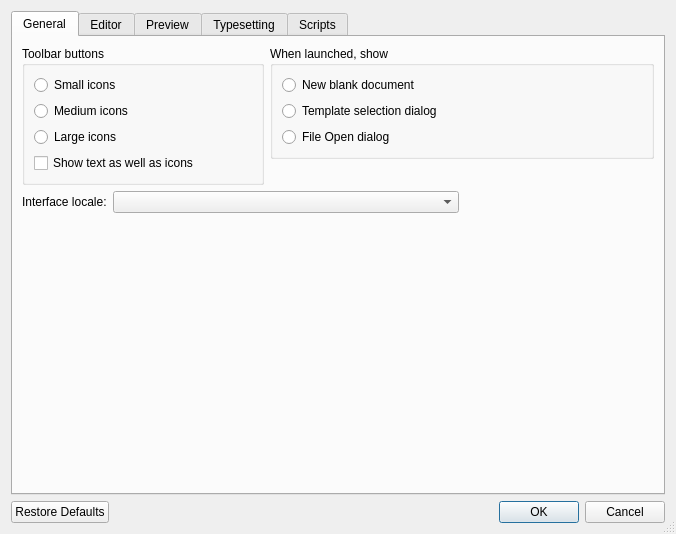
debian-tex/texworks, file src/PrefsDialog.ui: the form before one commit.
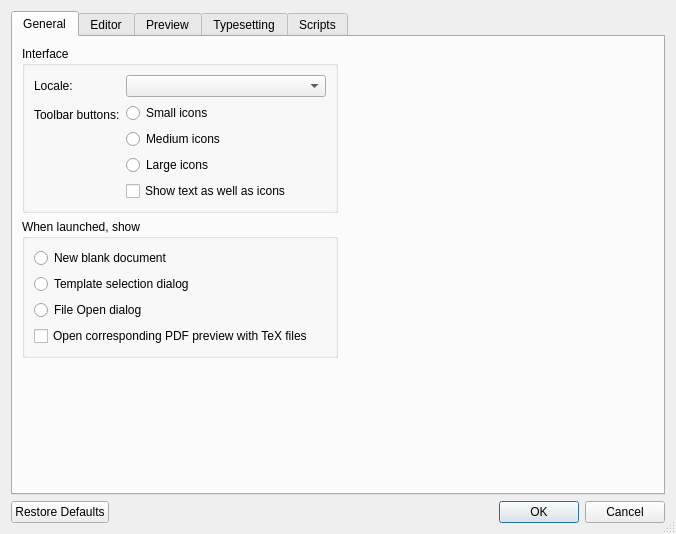
The form after the commit. The open tabs and pages were chosen to show the change. Icons and pictures are not drawn.

The edit to the form file:
```diff
--- a/src/PrefsDialog.ui
+++ b/src/PrefsDialog.ui
@@ -30,7 +30,7 @@
      </property>
     </widget>
    </item>
-   <item row="1" column="0">
+   <item row="0" column="0">
     <widget class="QTabWidget" name="tabWidget">
      <property name="currentIndex">
       <number>1</number>
@@ -40,12 +40,41 @@
        <string>General</string>
       </attribute>
       <layout class="QGridLayout">
-       <item row="0" column="0" rowspan="2">
-        <widget class="QGroupBox" name="groupBox">
+       <item row="1" column="0">
+        <widget class="QGroupBox" name="groupBox_11">
          <property name="title">
-          <string>Toolbar buttons</string>
+          <string>Interface</string>
          </property>
-         <layout class="QVBoxLayout">
+         <layout class="QFormLayout" name="formLayout_2">
+          <item row="0" column="0">
+           <widget class="QLabel" name="label_12">
+            <property name="text">
+             <string>Locale:</string>
+            </property>
+           </widget>
+          </item>
+          <item row="0" column="1">
+           <widget class="QComboBox" name="localePopup">
+            <property name="sizePolicy">
+             <sizepolicy hsizetype="Expanding" vsizetype="Fixed">
+              <horstretch>0</horstretch>
+              <verstretch>0</verstretch>
+             </sizepolicy>
+            </property>
+            <property name="maxVisibleItems">
+             <number>20</number>
+            </property>
+           </widget>
+          </item>
+          <item row="1" column="0">
+           <widget class="QLabel" name="label_13">
+            <property name="text">
+             <string>Toolbar buttons:</string>
+            </property>
+           </widget>
+          </item>
+          <item row="1" column="1">
+           <layout class="QVBoxLayout" name="verticalLayout_3">
           <item>
            <widget class="QRadioButton" name="smallIcons">
             <property name="text">
@@ -75,9 +104,11 @@
            </widget>
           </item>
          </layout>
+          </item>
+         </layout>
         </widget>
        </item>
-       <item row="0" column="1" colspan="2">
+       <item row="2" column="0">
         <widget class="QGroupBox" name="groupBox_3">
          <property name="title">
           <string>When launched, show</string>
@@ -104,46 +135,29 @@
             </property>
            </widget>
           </item>
+          <item>
+           <widget class="QCheckBox" name="openPDFwithTeX">
+            <property name="text">
+             <string>Open corresponding PDF preview with TeX files</string>
+            </property>
+           </widget>
+          </item>
          </layout>
         </widget>
        </item>
-       <item row="1" column="2" rowspan="3">
-        <spacer>
+       <item row="1" column="1">
+        <spacer name="horizontalSpacer_9">
          <property name="orientation">
-          <enum>Qt::Vertical</enum>
+          <enum>Qt::Horizontal</enum>
          </property>
          <property name="sizeHint" stdset="0">
           <size>
-           <width>111</width>
-           <height>311</height>
+           <width>0</width>
+           <height>0</height>
           </size>
          </property>
         </spacer>
        </item>
-       <item row="2" column="0" colspan="2">
-        <layout class="QHBoxLayout">
-         <item>
-          <widget class="QLabel" name="label_5">
-           <property name="text">
-            <string>Interface locale:</string>
-           </property>
-          </widget>
-         </item>
-         <item>
-          <widget class="QComboBox" name="localePopup">
-           <property name="sizePolicy">
-            <sizepolicy hsizetype="Expanding" vsizetype="Fixed">
-             <horstretch>0</horstretch>
-             <verstretch>0</verstretch>
-            </sizepolicy>
-           </property>
-           <property name="maxVisibleItems">
-            <number>20</number>
-           </property>
-          </widget>
-         </item>
-        </layout>
-       </item>
        <item row="3" column="0">
         <spacer>
          <property name="orientation">
@@ -151,8 +165,8 @@
          </property>
          <property name="sizeHint" stdset="0">
           <size>
-           <width>242</width>
-           <height>271</height>
+           <width>0</width>
+           <height>0</height>
           </size>
          </property>
         </spacer>
```
Left out of the diff: 10 changed lines with no effect on the pictures. Lines whose indentation alone changed are shown as unchanged.
